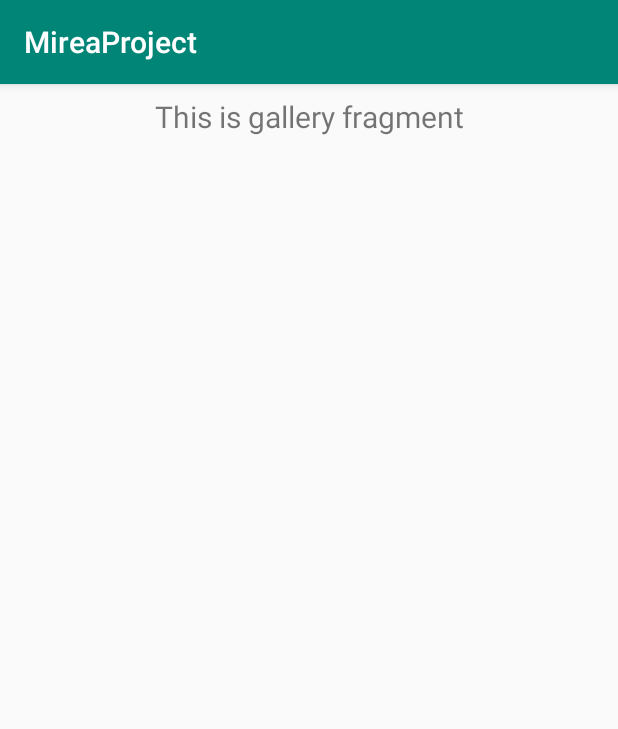
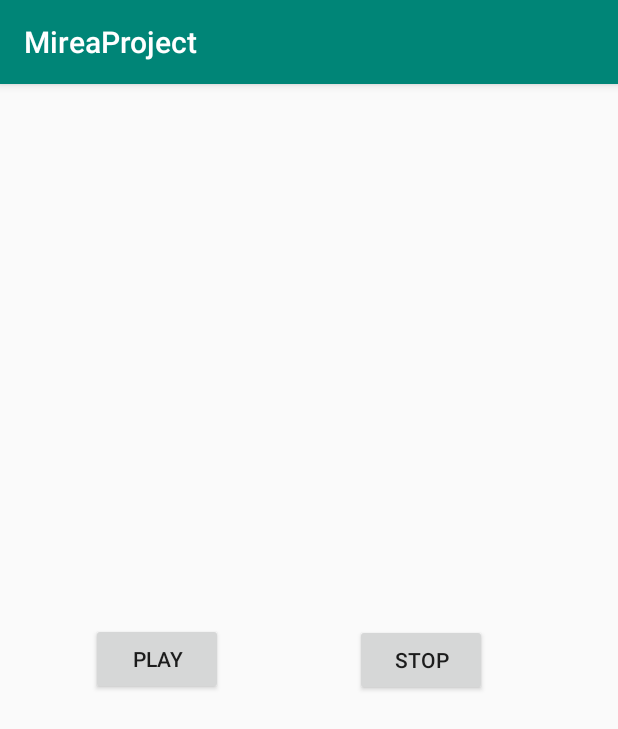
Before and after one commit to dmsrgv/MireaProject, an Android app: the fragment GalleryFragment shown on its own in the app's theme, on a phone screen of 412 x 824 dp. Shown: the top 729 px of the screen. Run offline under Robolectric (Android 15) with nearby library versions, the phone set to English and light mode, and no system bars.

Commit message:
Done music

```diff
--- a/app/src/main/java/ru/mirea/sergeev/mireaproject/ui/gallery/GalleryFragment.java
+++ b/app/src/main/java/ru/mirea/sergeev/mireaproject/ui/gallery/GalleryFragment.java
@@ -4,6 +4,7 @@ import android.os.Bundle;
 import android.view.LayoutInflater;
 import android.view.View;
 import android.view.ViewGroup;
+import android.widget.Button;
 import android.widget.TextView;
 
 import androidx.annotation.Nullable;
@@ -23,10 +24,13 @@ public class GalleryFragment extends Fragment {
         galleryViewModel =
                 ViewModelProviders.of(this).get(GalleryViewModel.class);
         View root = inflater.inflate(R.layout.fragment_gallery, container, false);
-        final TextView textView = root.findViewById(R.id.text_gallery);
+        final Button buttonPlay = root.findViewById(R.id.button3);
+        final Button buttonStop = root.findViewById(R.id.button4);
+        final TextView textView = root.findViewById(R.id.textView);
         galleryViewModel.getText().observe(this, new Observer<String>() {
             @Override
             public void onChanged(@Nullable String s) {
+                s = "";
                 textView.setText(s);
             }
         });
--- a/app/src/main/res/layout/content_main.xml
+++ b/app/src/main/res/layout/content_main.xml
@@ -13,8 +13,10 @@
         android:layout_width="match_parent"
         android:layout_height="match_parent"
         app:defaultNavHost="true"
+        app:layout_constraintHorizontal_bias="0.0"
         app:layout_constraintLeft_toLeftOf="parent"
         app:layout_constraintRight_toRightOf="parent"
         app:layout_constraintTop_toTopOf="parent"
         app:navGraph="@navigation/mobile_navigation" />
+
 </androidx.constraintlayout.widget.ConstraintLayout>
--- a/app/src/main/res/layout/fragment_gallery.xml
+++ b/app/src/main/res/layout/fragment_gallery.xml
@@ -1,19 +1,40 @@
 <?xml version="1.0" encoding="utf-8"?>
 <androidx.constraintlayout.widget.ConstraintLayout xmlns:android="http://schemas.android.com/apk/res/android"
     xmlns:app="http://schemas.android.com/apk/res-auto"
+    xmlns:tools="http://schemas.android.com/tools"
     android:layout_width="match_parent"
     android:layout_height="match_parent">
 
+    <Button
+        android:id="@+id/button3"
+        android:layout_width="wrap_content"
+        android:layout_height="wrap_content"
+        android:text="PLAY"
+        android:onClick="onClickPlayMusic"
+        app:layout_constraintBottom_toBottomOf="parent"
+        app:layout_constraintEnd_toEndOf="parent"
+        app:layout_constraintHorizontal_bias="0.188"
+        app:layout_constraintStart_toStartOf="parent"
+        app:layout_constraintTop_toTopOf="parent"
+        app:layout_constraintVertical_bias="0.499" />
+
+    <Button
+        android:id="@+id/button4"
+        android:layout_width="wrap_content"
+        android:layout_height="wrap_content"
+        android:text="STOP"
+        android:onClick="onClickStopMusic"
+        app:layout_constraintBottom_toBottomOf="parent"
+        app:layout_constraintEnd_toEndOf="parent"
+        app:layout_constraintHorizontal_bias="0.5"
+        app:layout_constraintStart_toEndOf="@+id/button3"
+        app:layout_constraintTop_toTopOf="parent" />
+
     <TextView
-        android:id="@+id/text_gallery"
-        android:layout_width="match_parent"
+        android:id="@+id/textView"
+        android:layout_width="wrap_content"
         android:layout_height="wrap_content"
-        android:layout_marginStart="8dp"
-        android:layout_marginTop="8dp"
-        android:layout_marginEnd="8dp"
-        android:textAlignment="center"
-        android:textSize="20sp"
-        app:layout_constraintEnd_toEndOf="parent"
-        app:layout_constraintStart_toStartOf="parent"
-        app:layout_constraintTop_toTopOf="parent" />
+        android:text="TextView"
+        tools:layout_editor_absoluteX="109dp"
+        tools:layout_editor_absoluteY="128dp" />
 </androidx.constraintlayout.widget.ConstraintLayout>
--- a/app/src/main/res/menu/activity_main_drawer.xml
+++ b/app/src/main/res/menu/activity_main_drawer.xml
@@ -12,6 +12,10 @@
             android:id="@+id/nav_calculate"
             android:icon="@drawable/calculator"
             android:title="Calculate" />
+        <item
+            android:id="@+id/nav_gallery"
+            android:icon="@drawable/music"
+            android:title="Music" />
     </group>
 
 
--- a/app/src/main/res/navigation/mobile_navigation.xml
+++ b/app/src/main/res/navigation/mobile_navigation.xml
@@ -14,7 +14,7 @@
     <fragment
         android:id="@+id/nav_gallery"
         android:name="ru.mirea.sergeev.mireaproject.ui.gallery.GalleryFragment"
-        android:label="@string/menu_gallery"
+        android:label="Music"
         tools:layout="@layout/fragment_gallery" />
 
     <fragment
```
Also changed, not shown: app/src/main/AndroidManifest.xml (+11 -2 lines), app/src/main/java/ru/mirea/sergeev/mireaproject/MainActivity.java (+11 -0 lines), app/src/main/java/ru/mirea/sergeev/mireaproject/PlayerService.java (added, +29 -0 lines), app/src/main/res/drawable-v24/music.png (added), 1 other file.
